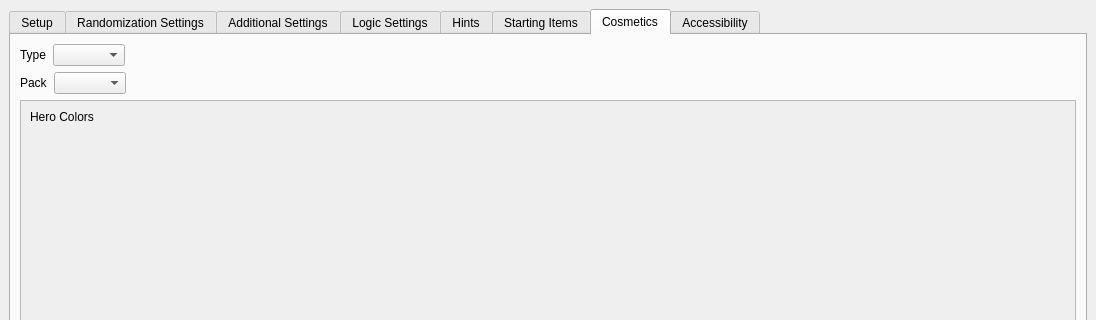
Old version of the form gui/randogui.ui in the repository ssrando/ssrando; both pictures show x 0 to 1096 and y 0 to 320 of the 1096 by 738 pixel window.
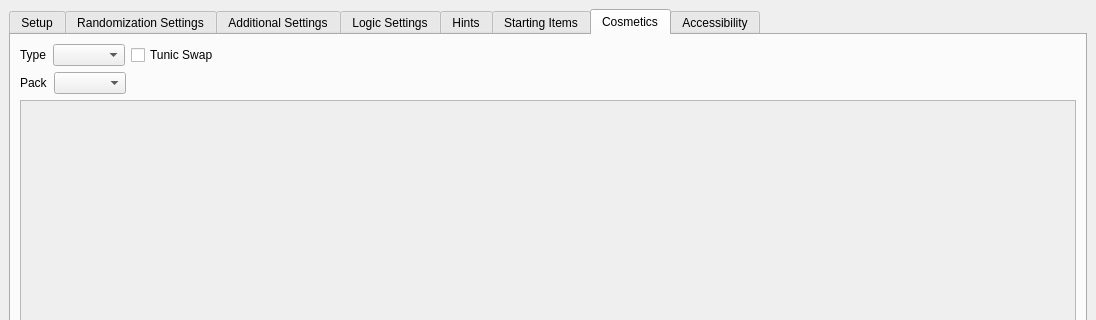
New version of the form. The open tabs and pages were chosen to show the change.

Commit message: Allow additional arcs, disabling tunic swap, author name and comment

The edit to the form file:
```diff
--- a/gui/randogui.ui
+++ b/gui/randogui.ui
@@ -237,13 +237,6 @@
             <layout class="QVBoxLayout" name="verticalLayout_24">
              <item>
               <layout class="QVBoxLayout" name="vlay_cosmetics">
-               <item>
-                <widget class="QCheckBox" name="option_tunic_swap">
-                 <property name="text">
-                  <string>Tunic Swap</string>
-                 </property>
-                </widget>
-               </item>
                <item>
                 <widget class="QCheckBox" name="option_lightning_skyward_strike">
                  <property name="text">
@@ -2172,6 +2165,16 @@
               </property>
              </widget>
             </item>
+            <item>
+             <widget class="QCheckBox" name="option_tunic_swap">
+              <property name="enabled">
+               <bool>true</bool>
+              </property>
+              <property name="text">
+               <string>Tunic Swap</string>
+              </property>
+             </widget>
+            </item>
             <item>
              <spacer name="horizontalSpacer">
               <property name="orientation">
@@ -2237,13 +2240,6 @@
            <layout class="QVBoxLayout" name="verticalLayout_32">
             <item>
              <layout class="QVBoxLayout" name="vlay_texture_colors">
-              <item>
-               <widget class="QLabel" name="label">
-                <property name="text">
-                 <string>Hero Colors</string>
-                </property>
-               </widget>
-              </item>
               <item>
                <spacer name="verticalSpacer">
                 <property name="orientation">
```
Left out of the diff: 6 changed lines with no effect on the pictures. The commit also changes 8 other files.
